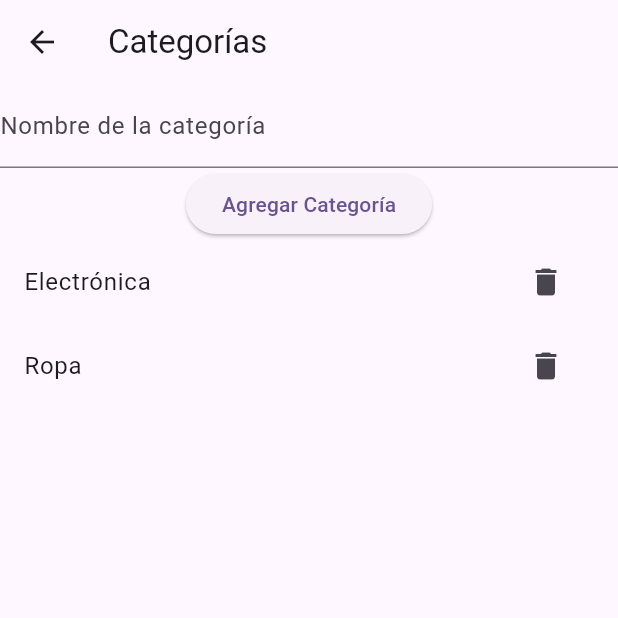
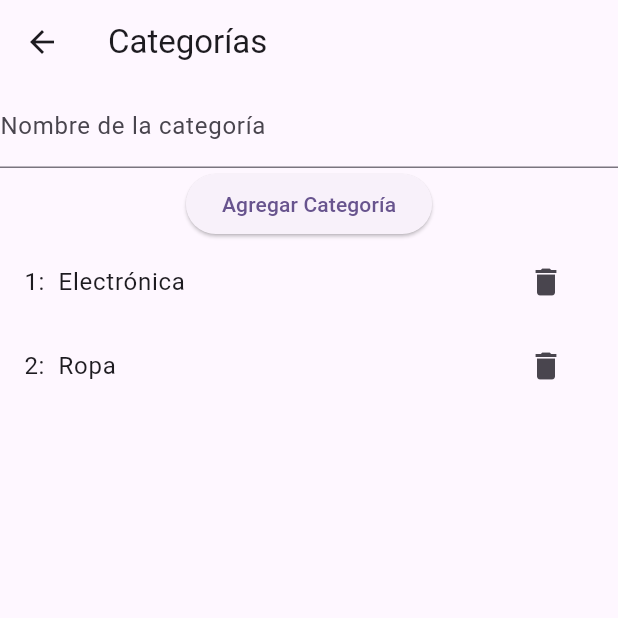
Before and after one commit to jorgesemai19/parcial2, a Flutter app: the CategoryScreen screen opened by its route, on a phone screen of 412 x 824 dp, the top half of it. Run offline on Flutter 3.47's test engine with Material 3 defaults, Android fonts, the light colour scheme and no system bars.

Commit message:
Se agrega idCategoria e idProducto a las vistas CRUD

```diff
--- a/lib/screens/category_screen.dart
+++ b/lib/screens/category_screen.dart
@@ -41,7 +41,7 @@ class _CategoryScreenState extends State<CategoryScreen> {
               itemBuilder: (context, index) {
                 var category = _dataService.categories[index];
                 return ListTile(
-                  title: Text(category.nombre),
+                  title: Text('${category.idCategoria}:  ${category.nombre}'), // Muestra el id y el nombre
                   trailing: IconButton(
                     icon: Icon(Icons.delete),
                     onPressed: () {
--- a/lib/screens/product_screen.dart
+++ b/lib/screens/product_screen.dart
@@ -55,7 +55,7 @@ class _ProductScreenState extends State<ProductScreen> {
 
 
                   return ListTile(
-                    title: Text(product.nombre),
+                    title: Text('${product.idProducto}:  ${product.nombre}'),
                     subtitle: Text(
                       'Precio: \$${product.precioVenta.toStringAsFixed(2)}\n'
                       'Categoría: ${category != null ? category.nombre : "No asignada"}', // Muestra "No asignada" si la categoría es null
```
